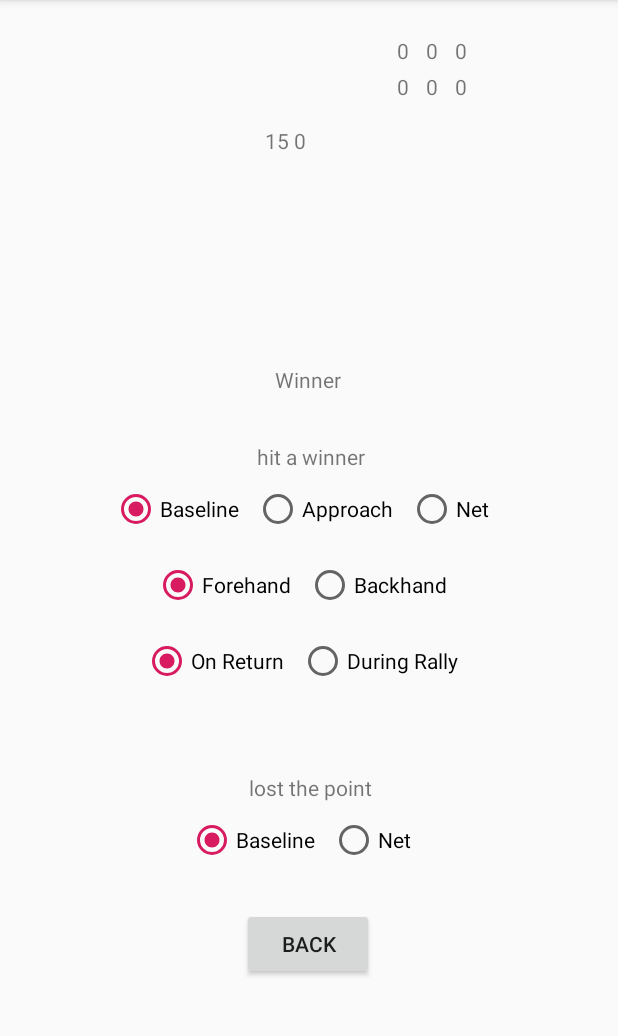
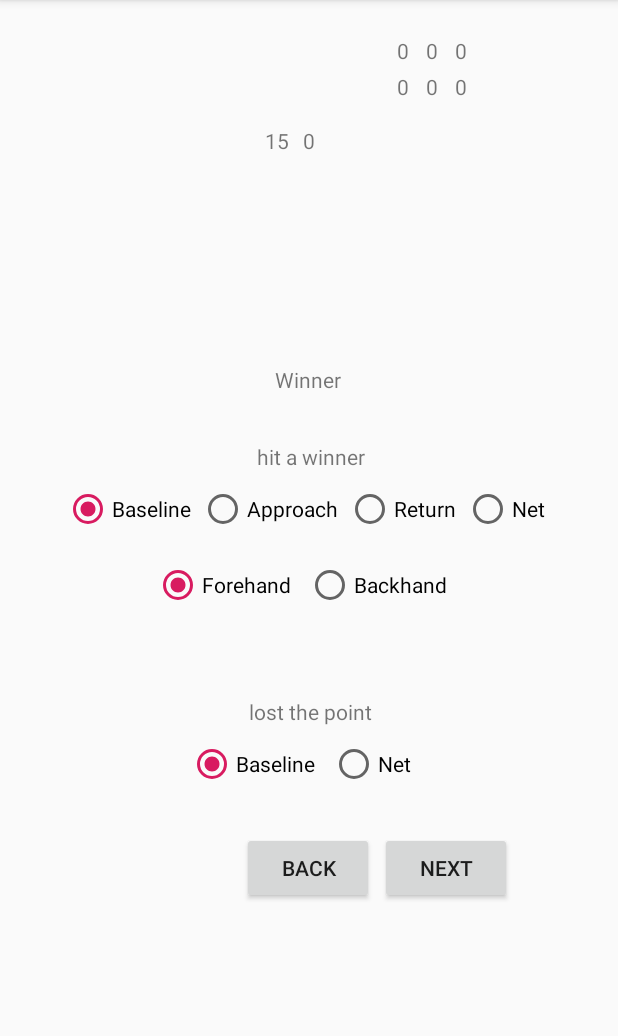
Before and after one commit to Naevin/TennisStats, an Android app: the NewPointFragment screen opened directly, with no data from a screen before it, after a tap on "RETURN WINNER", on a phone screen of 412 x 824 dp, the part 84-1120 px from its top. Run offline under Robolectric (Android 15) with nearby library versions, the phone set to English and light mode, and no system bars; 3 other taps on this screen came first.

Commit message:
finish point system

```diff
--- a/app/src/main/java/com/slashlearn/tennisstats/StartPoint.java
+++ b/app/src/main/java/com/slashlearn/tennisstats/StartPoint.java
@@ -74,10 +74,11 @@ public class StartPoint extends AppCompatActivity implements NewPointListener {
         TextView returnPointDisplay = (TextView) findViewById(R.id.returnScore);
         String servingFirstName = matchIn.getServingPlayer().getFirstName();
         String returnFirstName = matchIn.getReturningPlayer().getFirstName();
-        String servingPlayerPoint = matchIn.getServingPlayer().getPointString();
-        String returnPlayerPoint = matchIn.getReturningPlayer().getPointString();
-        servePlayerDisplay.setText(servingFirstName);
-        returnPlayerDisplay.setText(returnFirstName);
+        String[] score = matchIn.matchScore();
+        String servingPlayerPoint = score[0];
+        String returnPlayerPoint = score[1];
+        servePlayerDisplay.setText(matchIn.getServingPlayer().getFirstName());
+        returnPlayerDisplay.setText(matchIn.getReturningPlayer().getFirstName());
         servePointDisplay.setText(servingPlayerPoint);
         returnPointDisplay.setText(returnPlayerPoint);
     }
@@ -86,9 +87,10 @@ public class StartPoint extends AppCompatActivity implements NewPointListener {
         //clear the fragment stack
         fragManager.popBackStack(null, FragmentManager.POP_BACK_STACK_INCLUSIVE);
 
-        //update score and player display
-        //updateScore(StartPoint.currentMatch);
-        //updatePlayerDisplay(StartPoint.currentMatch);
+        currentMatch.checkGame();
+
+        updatePlayerDisplay(StartPoint.currentMatch);
+        updateScore(StartPoint.currentMatch);
 
         //new Point fragment
         NewPointFragment newPointFrag = new NewPointFragment();
@@ -103,14 +105,11 @@ public class StartPoint extends AppCompatActivity implements NewPointListener {
         super.onCreate(savedInstanceState);
         setContentView(R.layout.activity_start_point);
 
-
-
         if (getIntent().hasExtra("currentMatch")) {
             currentMatch = (Match) getIntent().getSerializableExtra("currentMatch");
             updatePlayerDisplay(currentMatch); //displaying player one and two names
             updateScore(currentMatch); //Setting the scores:
         }
-
 
         //fragment section
         fragManager = getSupportFragmentManager();
@@ -127,8 +126,6 @@ public class StartPoint extends AppCompatActivity implements NewPointListener {
     //implement New Point Fragment Listener
     @Override
     public void newPointFromFragment() {
-        updatePlayerDisplay(StartPoint.currentMatch);
-        updateScore(StartPoint.currentMatch);
         newPoint();
     }
 
--- a/app/src/main/java/com/slashlearn/tennisstats/WinnerFragment.java
+++ b/app/src/main/java/com/slashlearn/tennisstats/WinnerFragment.java
@@ -1,6 +1,8 @@
 package com.slashlearn.tennisstats;
 
 
+import android.app.Activity;
+import android.content.Context;
 import android.os.Bundle;
 
 import androidx.fragment.app.Fragment;
@@ -9,6 +11,7 @@ import android.view.LayoutInflater;
 import android.view.View;
 import android.view.ViewGroup;
 import android.widget.Button;
+import android.widget.RadioGroup;
 import android.widget.TextView;
 
 
@@ -17,17 +20,24 @@ import android.widget.TextView;
  */
 public class WinnerFragment extends Fragment {
 
+    private NewPointListener newPointFragList;
 
     public WinnerFragment() {
         // Required empty public constructor
     }
-
 
     @Override
     public View onCreateView(LayoutInflater inflater, ViewGroup container,
                              Bundle savedInstanceState) {
         // Inflate the layout for this fragment
         View view = inflater.inflate(R.layout.fragment_winner, container, false);
+
+        //Assigning Buttons
+        Button winnerBackBtn = view.findViewById(R.id.winnerBackButton);
+        Button nextBtn = view.findViewById(R.id.winnerNextButton);
+        final RadioGroup winnerPositionGrp = (RadioGroup) view.findViewById(R.id.winnerPosition);
+        final RadioGroup wingWinnerGrp = (RadioGroup) view.findViewById(R.id.wingWinner);
+        final RadioGroup pointLostPosGrp = view.findViewById(R.id.pointLostByWPosition);
 
         //Assigning TextView
         TextView winnerMadeByW = (TextView) view.findViewById(R.id.winnerMadeByW);
@@ -38,21 +48,24 @@ public class WinnerFragment extends Fragment {
 
         String servingPlayerFName = StartPoint.currentMatch.getServingPlayer().getFirstName();
         String returnPlayerFName = StartPoint.currentMatch.getReturningPlayer().getFirstName();
+        final Player winnerHitPlayer, lostPointPlayer;
         String hitWinner = " hit a winner";
         String lostPoint = " lost the point";
-        if (winnerKey == 0) { //if the server made the error
+
+        if (winnerKey == 0) { //if the server hit winner
             hitWinner = servingPlayerFName + hitWinner;
             lostPoint = returnPlayerFName + lostPoint;
-        } else { //else returner made the error
+            winnerHitPlayer = StartPoint.currentMatch.getServingPlayer();
+            lostPointPlayer = StartPoint.currentMatch.getReturningPlayer();
+
+        } else { //else returner hit the winner
             hitWinner = returnPlayerFName + hitWinner;
             lostPoint = servingPlayerFName + lostPoint;
+            winnerHitPlayer = StartPoint.currentMatch.getReturningPlayer();
+            lostPointPlayer = StartPoint.currentMatch.getServingPlayer();
         }
         pointLostByW.setText(lostPoint);
         winnerMadeByW.setText(hitWinner);
-
-
-        //Assigning Buttons
-        Button winnerBackBtn = view.findViewById(R.id.winnerBackButton);
 
         //Back Button
         winnerBackBtn.setOnClickListener(new View.OnClickListener() {
@@ -61,7 +74,37 @@ public class WinnerFragment extends Fragment {
                 StartPoint.fragManager.popBackStack();
             }
         });
+
+        //next Button
+        nextBtn.setOnClickListener(new View.OnClickListener() {
+            @Override
+            public void onClick(View v) {
+                //update stats
+                int winnerPositionID = winnerPositionGrp.getCheckedRadioButtonId();
+                int wingWinnerID = wingWinnerGrp.getCheckedRadioButtonId();
+                int loserPositionID = pointLostPosGrp.getCheckedRadioButtonId();
+                winnerHitPlayer.giveWinner(winnerPositionID, wingWinnerID);
+                lostPointPlayer.pointLostPosition(loserPositionID);
+
+                //add points
+                winnerHitPlayer.addPoint();
+                newPointFragList.newPointFromFragment();
+            }
+        });
+
         return view;
     }
 
+    @Override
+    public void onAttach(Context context) {
+        super.onAttach(context);
+
+        Activity activity = (Activity) context;
+        try {
+            newPointFragList = (NewPointListener) activity;
+        } catch (ClassCastException e){
+            throw new ClassCastException("must override on Message Read");
+        }
+    }
+
 }
--- a/app/src/main/res/layout/activity_start_point.xml
+++ b/app/src/main/res/layout/activity_start_point.xml
@@ -188,7 +188,7 @@
 
     <TextView
         android:id="@+id/returnScore"
-        android:layout_width="20dp"
+        android:layout_width="wrap_content"
         android:layout_height="20dp"
         android:layout_marginTop="16dp"
         android:text="TextView"
--- a/app/src/main/res/layout/fragment_winner.xml
+++ b/app/src/main/res/layout/fragment_winner.xml
@@ -41,6 +41,17 @@
         app:layout_constraintTop_toBottomOf="@+id/pointLostByWPosition"
         app:layout_constraintVertical_bias="0.0" />
 
+    <Button
+        android:id="@+id/winnerNextButton"
+        android:layout_width="wrap_content"
+        android:layout_height="wrap_content"
+        android:layout_marginStart="4dp"
+        android:layout_marginLeft="4dp"
+        android:layout_marginTop="24dp"
+        android:text="Next"
+        app:layout_constraintStart_toEndOf="@+id/winnerBackButton"
+        app:layout_constraintTop_toBottomOf="@+id/pointLostByWPosition" />
+
     <TextView
         android:id="@+id/winnerMadeByW"
         android:layout_width="wrap_content"
@@ -69,7 +80,7 @@
         app:layout_constraintBottom_toTopOf="@+id/winnerBackButton"
         app:layout_constraintEnd_toEndOf="parent"
         app:layout_constraintStart_toStartOf="parent"
-        app:layout_constraintTop_toBottomOf="@+id/returnWinnerSettingButton"
+        app:layout_constraintTop_toBottomOf="@+id/wingWinner"
         app:layout_constraintVertical_bias="0.077" />
 
     <RadioGroup
@@ -91,7 +102,7 @@
             android:id="@+id/baselineButton"
             android:layout_width="wrap_content"
             android:layout_height="wrap_content"
-            android:paddingRight="10dp"
+            android:paddingRight="5dp"
             android:text="Baseline"
             android:checked="true" />
 
@@ -99,14 +110,21 @@
             android:id="@+id/approachButton"
             android:layout_width="wrap_content"
             android:layout_height="wrap_content"
-            android:paddingRight="10dp"
+            android:paddingRight="5dp"
             android:text="Approach" />
+
+        <RadioButton
+            android:id="@+id/onReturn"
+            android:layout_width="wrap_content"
+            android:layout_height="wrap_content"
+            android:paddingRight="5dp"
+            android:text="Return" />
 
         <RadioButton
             android:id="@+id/netButton"
             android:layout_width="wrap_content"
             android:layout_height="wrap_content"
-            android:paddingRight="10dp"
+            android:paddingRight="5dp"
             android:text="Net" />
     </RadioGroup>
 
@@ -140,39 +158,6 @@
             android:paddingRight="10dp"
             android:text="Backhand" />
     </RadioGroup>
-
-    <RadioGroup
-        android:id="@+id/returnWinnerSettingButton"
-        android:layout_width="wrap_content"
-        android:layout_height="wrap_content"
-        android:layout_marginStart="8dp"
-        android:layout_marginLeft="8dp"
-        android:layout_marginTop="8dp"
-        android:layout_marginEnd="8dp"
-        android:layout_marginRight="8dp"
-        android:orientation="horizontal"
-        android:padding="5dp"
-        app:layout_constraintEnd_toEndOf="parent"
-        app:layout_constraintStart_toStartOf="parent"
-        app:layout_constraintTop_toBottomOf="@+id/wingWinner">
-
-        <RadioButton
-            android:id="@+id/onReturn"
-            android:layout_width="wrap_content"
-            android:layout_height="wrap_content"
-            android:paddingRight="10dp"
-            android:text="On Return"
-            android:checked="true" />
-
-        <RadioButton
-            android:id="@+id/duringRally"
-            android:layout_width="wrap_content"
-            android:layout_height="wrap_content"
-            android:paddingRight="10dp"
-            android:text="During Rally" />
-
-    </RadioGroup>
-
 
     <RadioGroup
         android:id="@+id/pointLostByWPosition"
```
Also changed, not shown: app/src/main/java/com/slashlearn/tennisstats/ErrorFragment.java (+47 -3 lines), app/src/main/java/com/slashlearn/tennisstats/Match.java (+94 -1 lines), app/src/main/java/com/slashlearn/tennisstats/Player.java (+282 -6 lines), app/src/main/res/layout/fragment_error.xml (+23 -35 lines).
